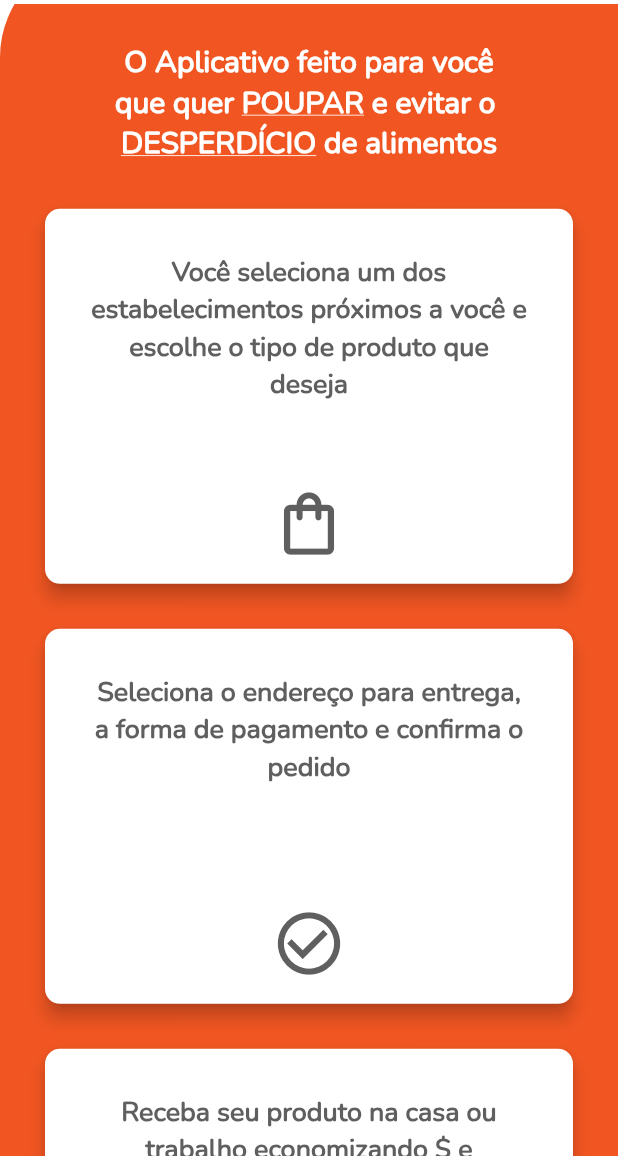
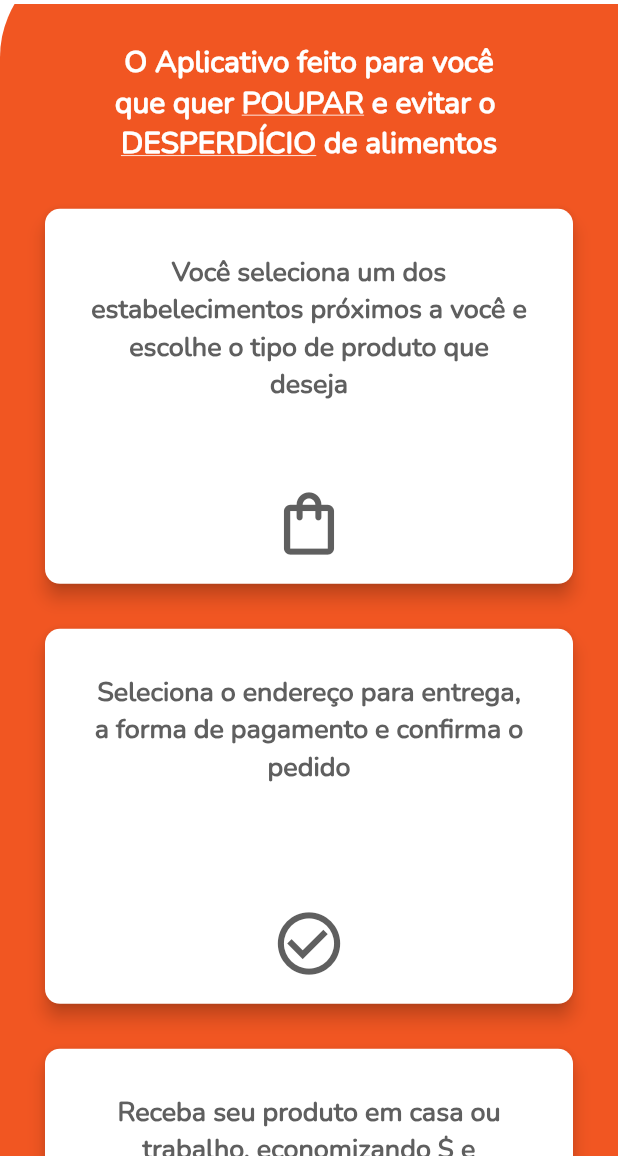
Before and after one commit to resilvajr1610/web_page_client, a Flutter app: the screen it shows after launch, scrolled down 576 dp, on a phone screen of 412 x 824 dp, the part 80-1236 px from its top. Run offline on Flutter 3.47's test engine with Material 2 defaults, Android fonts, the phone set to English and light mode, and no system bars; our stand-ins replace font_awesome_flutter.

Commit message:
correção do layout

```diff
--- a/lib/main.dart
+++ b/lib/main.dart
@@ -320,7 +320,7 @@ class LayoutWeb extends StatelessWidget {
                               padding: EdgeInsets.symmetric(vertical: 15,horizontal: 5),
                               width: 220,
                               child: TextCustom(
-                                text: 'Receba seu produto na casa ou trabalho economizando \$ e ajudando no combate ao desperdício de alimentos',
+                                text: 'Receba seu produto em casa ou trabalho, economizando \$ e ajudando no combate ao desperdício de alimentos',
                                 textAlign: TextAlign.center,
                                 maxLines: 8,
                                 size: 22.0,
@@ -617,7 +617,7 @@ class LayoutMobile extends StatelessWidget {
                           Container(
                             padding: EdgeInsets.all(15),
                             child: TextCustom(
-                              text: 'Receba seu produto na casa ou trabalho economizando \$ e ajudando no combate ao desperdício de alimentos',
+                              text: 'Receba seu produto em casa ou trabalho, economizando \$ e ajudando no combate ao desperdício de alimentos',
                               textAlign: TextAlign.center,
                               maxLines: 8,
                               size: 18.0,
@@ -649,7 +649,7 @@ class LayoutMobile extends StatelessWidget {
             Container(
               color: Color(orange),
               width: double.infinity,
-              height: 200,
+              height: 210,
               child: Column(
                 children: [
                   SizedBox(height: 20,),
@@ -683,8 +683,9 @@ class LayoutMobile extends StatelessWidget {
                       Container(),
                     ],
                   ),
+                  SizedBox(height: 10,),
+                  Image.asset('assets/image/logo_bottom.png',height: 75,),
                   SizedBox(height: 20,),
-                  Image.asset('assets/image/logo_bottom.png',height: 75,),
                 ],
               ),
             )
```
